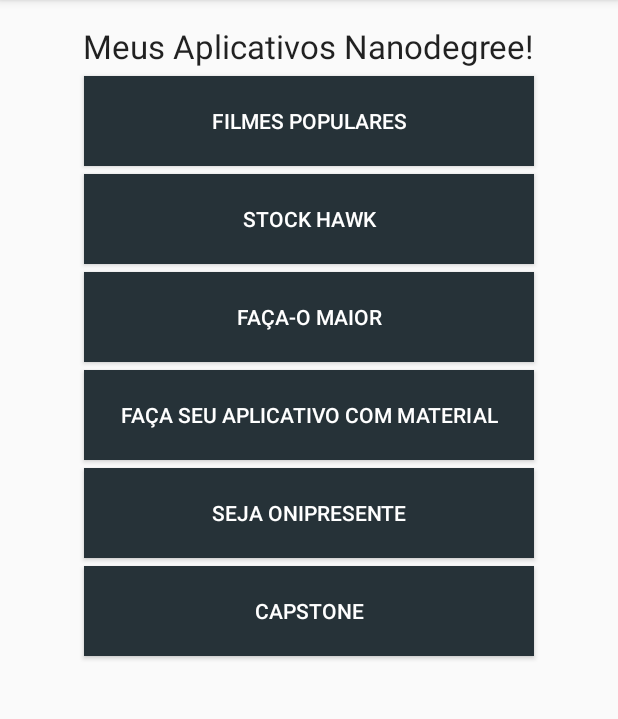
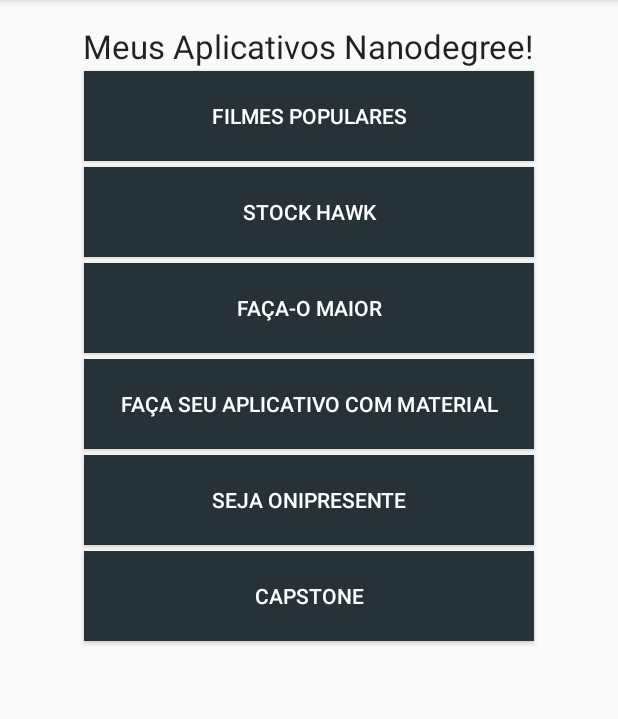
Before and after one commit to Jhonattan-Souza/MyAppPortfolio, an Android app: the screen it shows after launch (MainActivity), on a phone screen of 412 x 824 dp, the part 84-803 px from its top. Run offline under Robolectric (Android 15) with nearby library versions, the phone set to English and light mode, and no system bars.

Commit message:
Primeiro Commit!

```diff
--- a/app/src/main/java/com/example/android/myappportfolio/MainActivity.java
+++ b/app/src/main/java/com/example/android/myappportfolio/MainActivity.java
@@ -16,6 +16,7 @@
 
     public void exibirInfo(View view) {
         Button bt = (Button) view;
-        Toast.makeText(this, "Este botão irá lançar o aplicativo: " + bt.getText().toString(), Toast.LENGTH_SHORT).show();
+        Toast.makeText(view.getContext(), String.format(getString(R.string.toast_msg), bt.getText().toString()),
+                Toast.LENGTH_SHORT).show();
     }
 }
--- a/app/src/main/res/layout/activity_main.xml
+++ b/app/src/main/res/layout/activity_main.xml
@@ -16,72 +16,35 @@
         android:layout_height="wrap_content"
         android:layout_gravity="center"
         android:textAppearance="?android:textAppearanceLarge"
-        android:text="@string/titulo"
-        android:onClick="exibirInfo" />
+        android:text="@string/titulo" />
 
     <Button
-        android:id="@+id/btnApp1"
-        android:layout_width="300dp"
-        android:layout_height="60dp"
-        android:layout_gravity="center"
-        android:background="#263238"
-        android:textColor="@android:color/white"
+        android:id="@+id/btnFilmes"
         android:text="@string/app1"
-        android:layout_marginTop="@dimen/btn_margin"
-        android:layout_marginBottom="@dimen/btn_margin"
-        android:onClick="exibirInfo" />
+        style="@style/botaoTelaInicial" />
 
     <Button
-        android:id="@+id/btnApp2"
-        android:layout_width="@dimen/btn_width"
-        android:layout_height="@dimen/btn_height"
-        android:layout_gravity="center"
-        android:background="#263238"
-        android:textColor="@android:color/white"
+        android:id="@+id/btnStock"
         android:text="@string/app2"
-        android:layout_marginBottom="@dimen/btn_margin"
-        android:onClick="exibirInfo" />
+        style="@style/botaoTelaInicial" />
 
     <Button
-        android:id="@+id/btnApp3"
-        android:layout_width="@dimen/btn_width"
-        android:layout_height="@dimen/btn_height"
-        android:layout_gravity="center"
-        android:background="#263238"
-        android:textColor="@android:color/white"
+        android:id="@+id/btnFacaMaior"
         android:text="@string/app3"
-        android:layout_marginBottom="@dimen/btn_margin"
-        android:onClick="exibirInfo" />
+        style="@style/botaoTelaInicial" />
 
     <Button
-        android:id="@+id/btnApp4"
-        android:layout_width="@dimen/btn_width"
-        android:layout_height="@dimen/btn_height"
-        android:layout_gravity="center"
-        android:background="#263238"
-        android:textColor="@android:color/white"
+        android:id="@+id/btnMaterial"
         android:text="@string/app4"
-        android:layout_marginBottom="@dimen/btn_margin"
-        android:onClick="exibirInfo" />
+        style="@style/botaoTelaInicial" />
 
     <Button
-        android:id="@+id/btnApp5"
-        android:layout_width="@dimen/btn_width"
-        android:layout_height="@dimen/btn_height"
-        android:layout_gravity="center"
-        android:background="#263238"
-        android:textColor="@android:color/white"
+        android:id="@+id/btnOnipresente"
         android:text="@string/app5"
-        android:layout_marginBottom="@dimen/btn_margin"
-        android:onClick="exibirInfo" />
+        style="@style/botaoTelaInicial" />
 
     <Button
-        android:id="@+id/btnApp6"
-        android:layout_width="@dimen/btn_width"
-        android:layout_height="@dimen/btn_height"
-        android:layout_gravity="center"
-        android:background="#263238"
-        android:textColor="@android:color/white"
+        android:id="@+id/btnCapstone"
         android:text="@string/app6"
-        android:onClick="exibirInfo" />
+        style="@style/botaoTelaInicial" />
 </LinearLayout>
--- a/app/src/main/res/values/dimens.xml
+++ b/app/src/main/res/values/dimens.xml
@@ -4,5 +4,5 @@
     <dimen name="activity_vertical_margin">16dp</dimen>
     <dimen name="btn_width">300dp</dimen>
     <dimen name="btn_height">60dp</dimen>
-    <dimen name="btn_margin">5dp</dimen>
+    <dimen name="btn_margin">2dp</dimen>
 </resources>
--- a/app/src/main/res/values/strings.xml
+++ b/app/src/main/res/values/strings.xml
@@ -7,4 +7,5 @@
     <string name="app4">Faça seu aplicativo com Material</string>
     <string name="app5">Seja onipresente</string>
     <string name="app6">Capstone</string>
+    <string name="toast_msg">"Este botão irá lançar o aplicativo: %s"</string>
 </resources>
--- a/app/src/main/res/values/styles.xml
+++ b/app/src/main/res/values/styles.xml
@@ -1,8 +1,16 @@
 <resources>
 
-    <!-- Base application theme. -->
+    <style name="botaoTelaInicial">
+        <item name="android:layout_width">@dimen/btn_width</item>
+        <item name="android:layout_height">@dimen/btn_height</item>
+        <item name="android:layout_gravity">center</item>
+        <item name="android:background">#263238</item>
+        <item name="android:textColor">@android:color/white</item>
+        <item name="android:layout_margin">@dimen/btn_margin</item>
+        <item name="android:onClick">exibirInfo</item>
+    </style>
+
     <style name="AppTheme" parent="Theme.AppCompat.Light.DarkActionBar">
-        <!-- Customize your theme here. -->
         <item name="colorPrimary">@color/colorPrimary</item>
         <item name="colorPrimaryDark">@color/colorPrimaryDark</item>
         <item name="colorAccent">@color/colorAccent</item>
```
